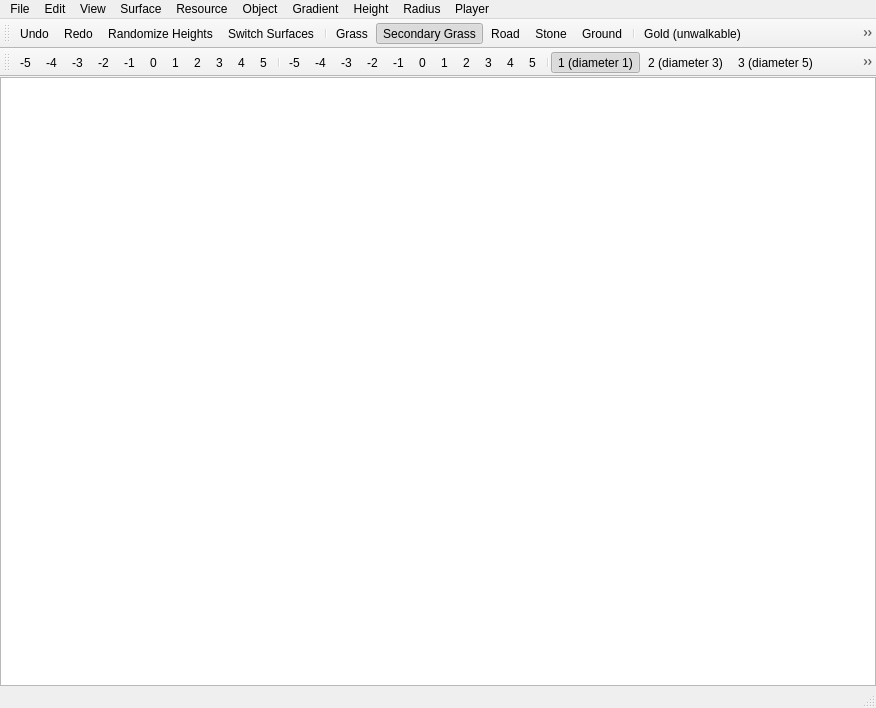
Before: the Qt Designer form source/glest_map_editor/mainWindow.ui in MegaGlest/megaglest-source, drawn with Qt 5.
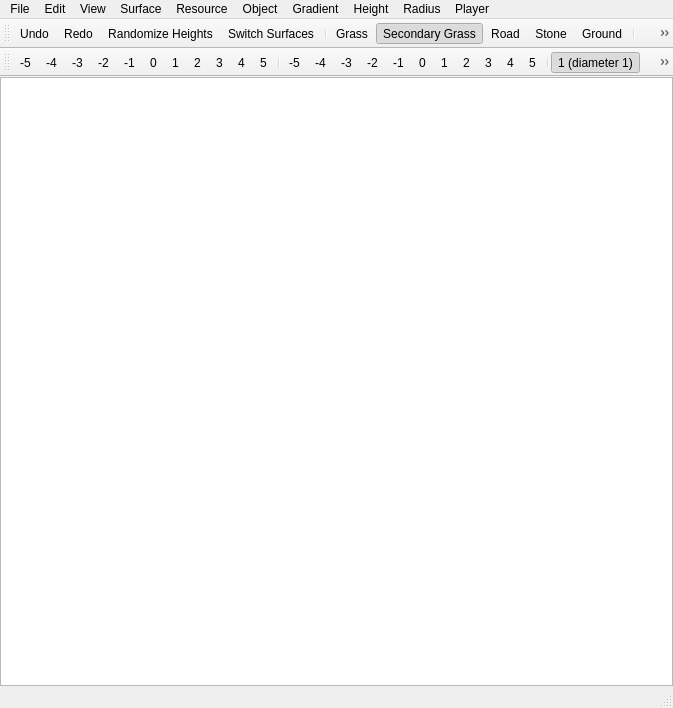
After: the same form once the commit is applied. Icons and pictures are not drawn.

```diff
--- a/source/glest_map_editor/mainWindow.ui
+++ b/source/glest_map_editor/mainWindow.ui
@@ -7,7 +7,7 @@
    <rect>
     <x>0</x>
     <y>0</y>
-    <width>876</width>
+    <width>673</width>
     <height>708</height>
    </rect>
   </property>
@@ -18,6 +18,15 @@
    <iconset resource="icons.qrc">
     <normaloff>:/mk/shared/editor.ico</normaloff>:/mk/shared/editor.ico</iconset>
   </property>
+  <property name="styleSheet">
+   <string notr="true">QStatusBar::item {
+	border: 1px solid grey;
+	border-radius: 3px;
+	border-style: inset;
+	margin-left: 1px;
+	margin-right: 1px;
+}</string>
+  </property>
   <property name="locale">
    <locale language="English" country="UnitedStates"/>
   </property>
@@ -51,7 +60,7 @@
     <rect>
      <x>0</x>
      <y>0</y>
-     <width>876</width>
+     <width>673</width>
      <height>19</height>
     </rect>
    </property>
```
Left out of the diff: 7 changed lines with no effect on the pictures.
